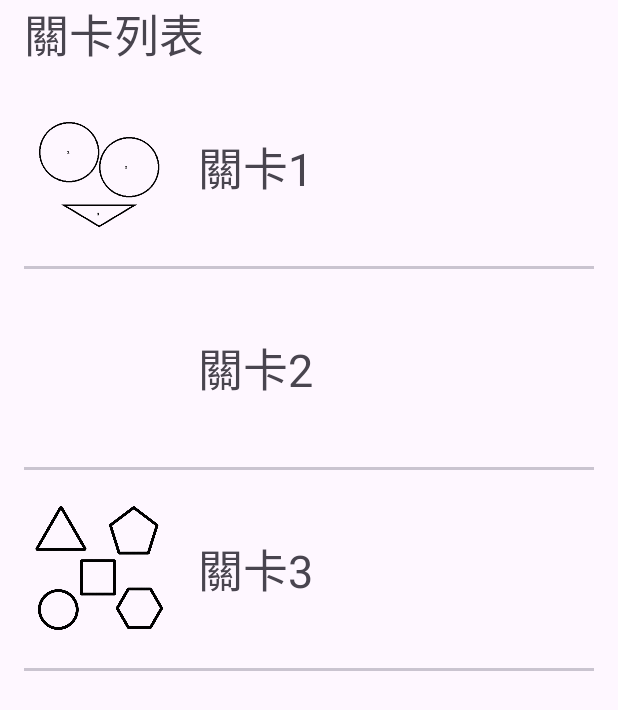
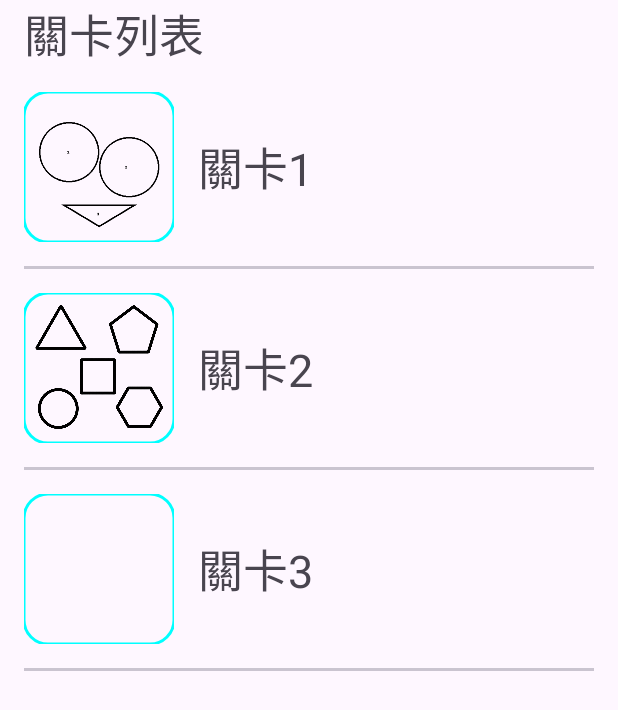
Before and after one commit to justplay0526/ColoringGame, an Android app: the screen it shows after launch (MainActivity), on a phone screen of 412 x 824 dp. Shown: the top 710 px of the screen. Run offline under Robolectric (Android 15) with nearby library versions, the phone set to English and light mode, and no system bars.

Commit message:
FEAT: Add rounded in List Fragment

```diff
--- a/app/src/main/java/com/justplay/coloringgame/fragment/ColoringListFragment.kt
+++ b/app/src/main/java/com/justplay/coloringgame/fragment/ColoringListFragment.kt
@@ -12,7 +12,7 @@ import com.justplay.coloringgame.databinding.FragmentColoringListBinding
 
 class ColoringListFragment : Fragment() {
     private val binding by lazy { FragmentColoringListBinding.inflate(layoutInflater) }
-    private val outlineRes = intArrayOf(R.raw.outline, R.raw.outline_44, R.raw.outline_other)
+    private val outlineRes = intArrayOf(R.raw.outline, R.raw.outline_other, R.raw.outline_44)
 
     override fun onCreateView(inflater: LayoutInflater, container: ViewGroup?,
         savedInstanceState: Bundle?): View? {
@@ -29,6 +29,4 @@ class ColoringListFragment : Fragment() {
             findNavController().navigate(action)
         }
     }
-
-
 }
--- a/app/src/main/java/com/justplay/coloringgame/fragment/ColoringPlayFragment.kt
+++ b/app/src/main/java/com/justplay/coloringgame/fragment/ColoringPlayFragment.kt
@@ -35,8 +35,8 @@ class ColoringPlayFragment : Fragment() {
             }
         }
 
-        val outlineResource = intArrayOf(R.raw.outline, R.raw.outline_44, R.raw.outline_other)
-        val regionIdMapResource = intArrayOf(R.raw.region_id_map, R.raw.region_id_map_44, R.raw.region_id_map_other)
+        val outlineResource = intArrayOf(R.raw.outline, R.raw.outline_other, R.raw.outline_44)
+        val regionIdMapResource = intArrayOf(R.raw.region_id_map, R.raw.region_id_map_other, R.raw.region_id_map_44)
 
         val outline = loadBitmap(outlineResource[stage])
         val idMap = loadBitmap(regionIdMapResource[stage])
--- a/app/src/main/res/layout/item_stage.xml
+++ b/app/src/main/res/layout/item_stage.xml
@@ -15,11 +15,14 @@
         app:layout_constraintBottom_toBottomOf="@id/imgStage"
         app:layout_constraintStart_toEndOf="@id/imgStage" />
 
-    <ImageView
+    <com.google.android.material.imageview.ShapeableImageView
         android:id="@+id/imgStage"
         android:layout_width="100dp"
         android:layout_height="100dp"
         android:layout_margin="16dp"
+        app:shapeAppearance="@style/RoundedStyle"
+        app:strokeColor="@color/cyan"
+        app:strokeWidth="2dp"
         android:contentDescription="@string/title_stage"
         app:layout_constraintTop_toTopOf="parent"
         app:layout_constraintBottom_toTopOf="@id/mdDiv"
--- /dev/null
+++ b/app/src/main/res/values/style.xml
@@ -0,0 +1,12 @@
+<?xml version="1.0" encoding="utf-8"?>
+<resources>
+    <style name="RoundedStyle">
+        <item name="cornerFamily">rounded</item>
+        <item name="cornerSize">16dp</item>
+    </style>
+
+    <style name="CircleStyle">
+        <item name="cornerFamily">rounded</item>
+        <item name="cornerSize">50%</item>
+    </style>
+</resources>
```
Also changed, not shown: app/src/main/res/values/colors.xml (+7 -0 lines).
